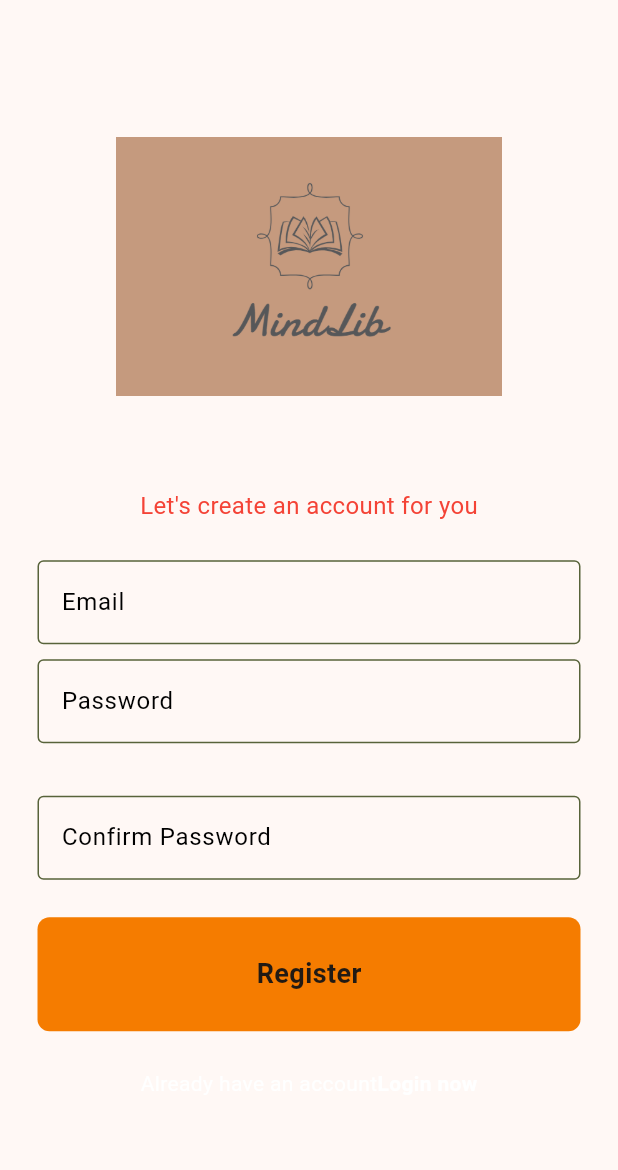
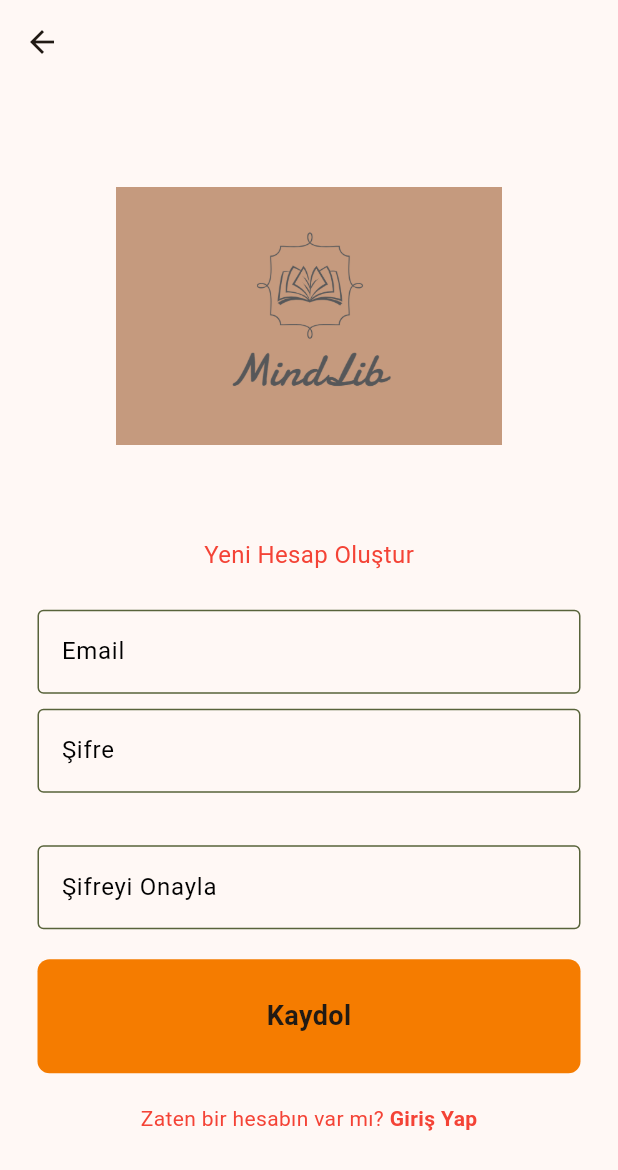
Before and after one commit to mehmetakifkucukkaya/MindLib_OUA, a Flutter app: the RegisterPage screen opened directly with empty values, on a phone screen of 412 x 824 dp. Shown: the top 1170 px of the screen. Run offline on Flutter 3.47's test engine with Material 3 defaults, Android fonts, the phone set to English and light mode, and no system bars; our stand-ins replace cloud_firestore, firebase_auth, firebase_core, image_picker; missing offline and left inert: google_mlkit_text_recognition; accounts and stored records are empty.

Commit message:
Changed some designs

```diff
--- a/lib/views/login_page.dart
+++ b/lib/views/login_page.dart
@@ -104,7 +104,7 @@ class LoginPage extends StatelessWidget {
                     horizontal: 20), // Adjust padding as needed
                 color: Colors.white, // Set background color to white
                 child: MyTextField(
-                  hintText: "Password",
+                  hintText: "Şifre",
                   obscureText: true,
                   controller: _pwController,
                 ),
@@ -115,7 +115,7 @@ class LoginPage extends StatelessWidget {
 
               // Login button
               MyButton(
-                text: "Login",
+                text: "Giriş Yap",
                 onTap: () => login(context),
               ),
               const SizedBox(
@@ -127,7 +127,7 @@ class LoginPage extends StatelessWidget {
                 mainAxisAlignment: MainAxisAlignment.center,
                 children: [
                   Text(
-                    "Not a member? ",
+                    "Üye Değil misin? ",
                     style: TextStyle(
                         fontSize: 16,
                         color: Theme.of(context).colorScheme.primary),
@@ -135,7 +135,7 @@ class LoginPage extends StatelessWidget {
                   GestureDetector(
                     onTap: onTap,
                     child: Text(
-                      "Register now",
+                      "Hemen Kayıt Ol",
                       style: TextStyle(
                         fontSize: 16,
                         fontWeight: FontWeight.bold,
--- a/lib/views/profile_page.dart
+++ b/lib/views/profile_page.dart
@@ -70,8 +70,7 @@ class _ProfilePageState extends State<ProfilePage> {
                           // Eğer seçilmiş bir fotoğraf yoksa, varsayılan resmi kullanıyoruz
                           backgroundImage: profileImage != null
                               ? FileImage(profileImage!)
-                              : const AssetImage(
-                                      'assets/profile_picture.png')
+                              : const AssetImage('assets/user.png')
                                   as ImageProvider,
                         ),
                         Positioned(
--- a/lib/views/register_page.dart
+++ b/lib/views/register_page.dart
@@ -66,6 +66,7 @@ class RegisterPage extends StatelessWidget {
     final ekranGenisligi = ekranBilgisi.size.width;
 
     return Scaffold(
+      appBar: AppBar(),
       backgroundColor: Theme.of(context).colorScheme.background,
       body: Center(
         child: SingleChildScrollView(
@@ -90,7 +91,7 @@ class RegisterPage extends StatelessWidget {
               ),
               //welcome back message
               Text(
-                "Let's create an account for you",
+                "Yeni Hesap Oluştur",
                 style: TextStyle(
                   color: Theme.of(context).colorScheme.primary,
                   fontSize: 16,
@@ -110,7 +111,7 @@ class RegisterPage extends StatelessWidget {
               ),
               //pw textfield
               MyTextField(
-                hintText: "Password",
+                hintText: "Şifre",
                 obscureText: true,
                 controller: _pwController,
               ),
@@ -123,19 +124,19 @@ class RegisterPage extends StatelessWidget {
               ),
               //confirm pw textfield
               MyTextField(
-                hintText: "Confirm Password",
+                hintText: "Şifreyi Onayla",
                 obscureText: true,
                 controller: _confirmPwController,
               ),
               const SizedBox(
-                height: 25,
+                height: 20,
               ),
 
               //login button
-              MyButton(text: "Register", onTap: () => register(context)),
+              MyButton(text: "Kaydol", onTap: () => register(context)),
 
               const SizedBox(
-                height: 25,
+                height: 20,
               ),
 
               //register now
@@ -144,15 +145,18 @@ class RegisterPage extends StatelessWidget {
                 children: [
                   GestureDetector(
                     onTap: onTap,
-                    child: const Text(
-                      "Already have an account",
-                      style: TextStyle(color: Colors.white),
+                    child: Text(
+                      "Zaten bir hesabın var mı? ",
+                      style: TextStyle(
+                          color: Theme.of(context).colorScheme.primary),
                     ),
                   ),
-                  const Text(
-                    "Login now",
+                  Text(
+                    "Giriş Yap",
                     style: TextStyle(
-                        fontWeight: FontWeight.bold, color: Colors.white),
+                      fontWeight: FontWeight.bold,
+                      color: Theme.of(context).colorScheme.primary,
+                    ),
                   ),
                 ],
               ),
```
Also changed, not shown: lib/main.dart (+2 -7 lines), lib/views/summary_page.dart (+27 -25 lines), assets/user.png (added).
